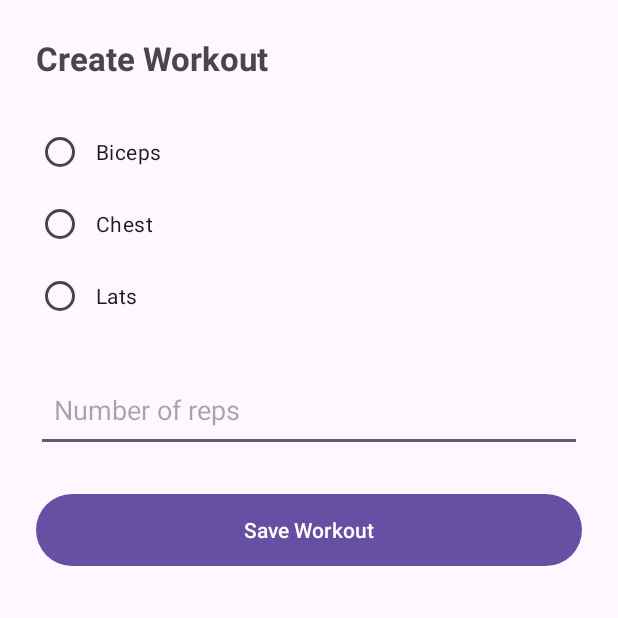
After one commit to Yonatanfer/androidProject, an Android app: the CreateWorkoutActivity screen opened directly, with no data from a screen before it, on a phone screen of 412 x 824 dp, the top half of it. The commit adds this screen. Run offline under Robolectric (Android 15) with nearby library versions, the phone set to English and light mode, and no system bars; our stand-ins replace Firebase (no records; nobody signed in at launch, a user with empty details on screens opened directly).

Commit message:
up to add targil

```diff
--- /dev/null
+++ b/app/src/main/java/com/example/yonatanproject/CreateWorkoutActivity.java
@@ -0,0 +1,59 @@
+package com.example.yonatanproject;
+
+import android.os.Bundle;
+import android.widget.*;
+import androidx.appcompat.app.AppCompatActivity;
+import com.google.firebase.Timestamp;
+import com.google.firebase.firestore.FirebaseFirestore;
+
+public class CreateWorkoutActivity extends AppCompatActivity {
+
+    RadioGroup rgExercises;
+    EditText etReps;
+    Button btnSave;
+    String userEmail;
+
+    @Override
+    protected void onCreate(Bundle savedInstanceState) {
+        super.onCreate(savedInstanceState);
+        setContentView(R.layout.activity_create_workout);
+
+        userEmail = getIntent().getStringExtra("userEmail");
+
+        rgExercises = findViewById(R.id.rgExercises);
+        etReps = findViewById(R.id.etReps);
+        btnSave = findViewById(R.id.btnSaveWorkout);
+
+        btnSave.setOnClickListener(v -> saveWorkout());
+    }
+
+    private void saveWorkout() {
+        int selectedId = rgExercises.getCheckedRadioButtonId();
+        if (selectedId == -1) {
+            Toast.makeText(this, "Choose exercise", Toast.LENGTH_SHORT).show();
+            return;
+        }
+
+        String repsStr = etReps.getText().toString();
+        if (repsStr.isEmpty()) {
+            Toast.makeText(this, "Enter reps", Toast.LENGTH_SHORT).show();
+            return;
+        }
+
+        RadioButton rb = findViewById(selectedId);
+        String exercise = rb.getText().toString();
+        int reps = Integer.parseInt(repsStr);
+
+        Workout workout = new Workout(
+                userEmail,
+                exercise,
+                reps,
+                Timestamp.now()
+        );
+
+        FirebaseFirestore.getInstance()
+                .collection("workouts")
+                .add(workout)
+                .addOnSuccessListener(doc -> finish());
+    }
+}
--- a/app/src/main/java/com/example/yonatanproject/SimpleUpload.java
+++ b/app/src/main/java/com/example/yonatanproject/ImageUploader.java
@@ -6,7 +6,7 @@ import java.io.*;
 import java.net.HttpURLConnection;
 import java.net.URL;
 
-public class SimpleUpload {
+public class ImageUploader {
 
     // כאן תשנה לשם שלך ול-bucket שלך אם יש צורך
     private final String supabaseUrl = "https://evwzyxuhlpzpsniayqqe.supabase.co";
@@ -14,7 +14,7 @@ public class SimpleUpload {
     private final String bucketName = "Amir";      // שם ה-bucket
     private final String studentName = "Yonatan";  // תיקייה אישית לסטודנט
 
-    public SimpleUpload() {
+    public ImageUploader() {
         StrictMode.ThreadPolicy policy = new StrictMode.ThreadPolicy.Builder().permitAll().build();
         StrictMode.setThreadPolicy(policy);
     }
--- a/app/src/main/java/com/example/yonatanproject/MainActivity.java
+++ b/app/src/main/java/com/example/yonatanproject/LoginActivity.java
@@ -6,7 +6,7 @@ import android.widget.*;
 import android.content.Intent;
 import com.google.firebase.firestore.FirebaseFirestore;
 
-public class MainActivity extends AppCompatActivity {
+public class LoginActivity extends AppCompatActivity {
 
     EditText etEmail, etPass;
     Button btnLogin, btnGoToRegister;
@@ -15,7 +15,7 @@ public class MainActivity extends AppCompatActivity {
     @Override
     protected void onCreate(Bundle savedInstanceState) {
         super.onCreate(savedInstanceState);
-        setContentView(R.layout.activity_main);
+        setContentView(R.layout.activity_login);
 
         etEmail = findViewById(R.id.etLoginEmail);
         etPass = findViewById(R.id.etLoginPass);
--- /dev/null
+++ b/app/src/main/res/layout/activity_create_workout.xml
@@ -0,0 +1,71 @@
+<?xml version="1.0" encoding="utf-8"?>
+<ScrollView xmlns:android="http://schemas.android.com/apk/res/android"
+    android:layout_width="match_parent"
+    android:layout_height="match_parent">
+
+    <LinearLayout
+        android:orientation="vertical"
+        android:padding="24dp"
+        android:layout_width="match_parent"
+        android:layout_height="wrap_content">
+
+        <TextView
+            android:layout_width="wrap_content"
+            android:layout_height="wrap_content"
+            android:text="Create Workout"
+            android:textSize="22sp"
+            android:textStyle="bold"
+            android:layout_marginBottom="24dp"/>
+
+        <!-- בחירת תרגיל -->
+        <RadioGroup
+            android:id="@+id/rgExercises"
+            android:layout_width="match_parent"
+            android:layout_height="wrap_content"
+            android:layout_marginBottom="24dp">
+
+            <RadioButton
+                android:id="@+id/rbBiceps"
+                android:layout_width="wrap_content"
+                android:layout_height="wrap_content"
+                android:text="Biceps"
+                android:minHeight="48dp"
+                android:padding="8dp"/>
+
+            <RadioButton
+                android:id="@+id/rbChest"
+                android:layout_width="wrap_content"
+                android:layout_height="wrap_content"
+                android:text="Chest"
+                android:minHeight="48dp"
+                android:padding="8dp"/>
+
+            <RadioButton
+                android:id="@+id/rbLats"
+                android:layout_width="wrap_content"
+                android:layout_height="wrap_content"
+                android:text="Lats"
+                android:minHeight="48dp"
+                android:padding="8dp"/>
+        </RadioGroup>
+
+        <!-- מספר חזרות -->
+        <EditText
+            android:id="@+id/etReps"
+            android:layout_width="match_parent"
+            android:layout_height="wrap_content"
+            android:hint="Number of reps"
+            android:inputType="number"
+            android:minHeight="56dp"
+            android:padding="12dp"
+            android:layout_marginBottom="24dp"/>
+
+        <!-- כפתור שמירה -->
+        <Button
+            android:id="@+id/btnSaveWorkout"
+            android:layout_width="match_parent"
+            android:layout_height="wrap_content"
+            android:text="Save Workout"
+            android:minHeight="56dp"/>
+    </LinearLayout>
+</ScrollView>
```
Also changed, not shown: app/src/main/AndroidManifest.xml (+4 -9 lines), app/src/main/java/com/example/yonatanproject/HomepageActivity.java (+39 -36 lines), app/src/main/java/com/example/yonatanproject/RegisterActivity.java (+3 -4 lines), app/src/main/java/com/example/yonatanproject/UserAdapter.java (+1 -23 lines), app/src/main/java/com/example/yonatanproject/UserDetailsDialog.java (deleted, +0 -60 lines), app/src/main/java/com/example/yonatanproject/Workout.java (added, +24 -0 lines), app/src/main/java/com/example/yonatanproject/WorkoutAdapter.java (added, +43 -0 lines), app/src/main/java/com/example/yonatanproject/myCallReceiver.java (deleted, +0 -64 lines), app/src/main/res/layout/activity_homepage.xml (+14 -32 lines), app/src/main/res/layout/dialog_user_details.xml (deleted, +0 -38 lines), app/src/main/res/layout/item_workout.xml (added, +31 -0 lines), app/src/main/res/layout/activity_login.xml (renamed from app/src/main/res/layout/activity_main.xml).
